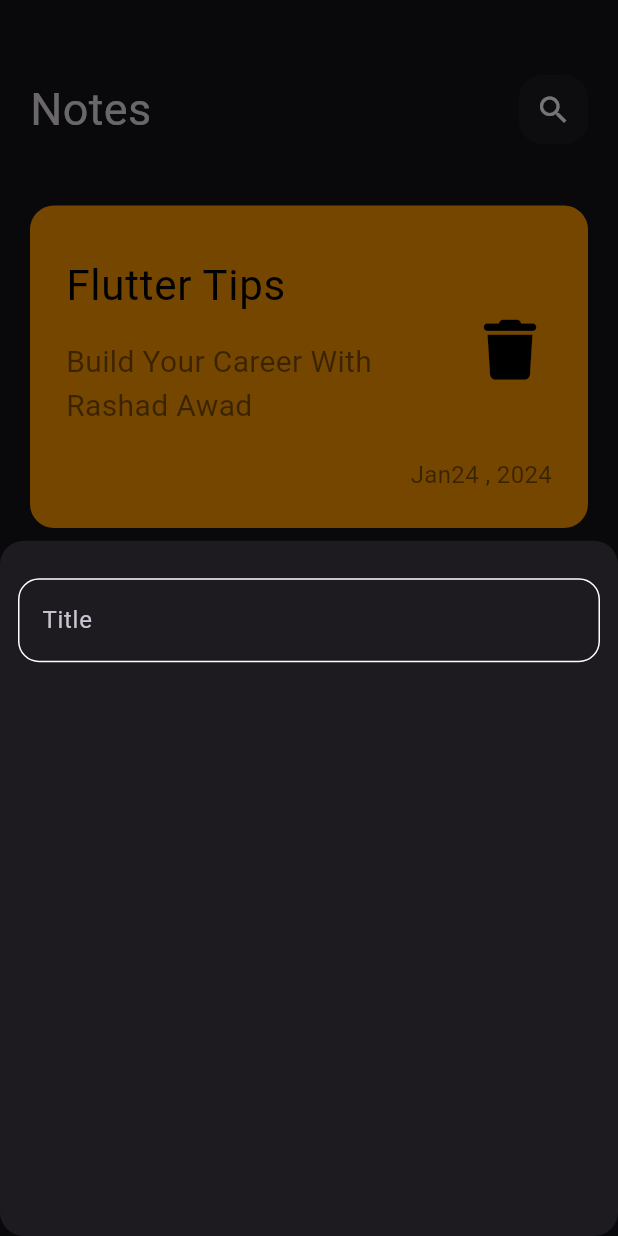
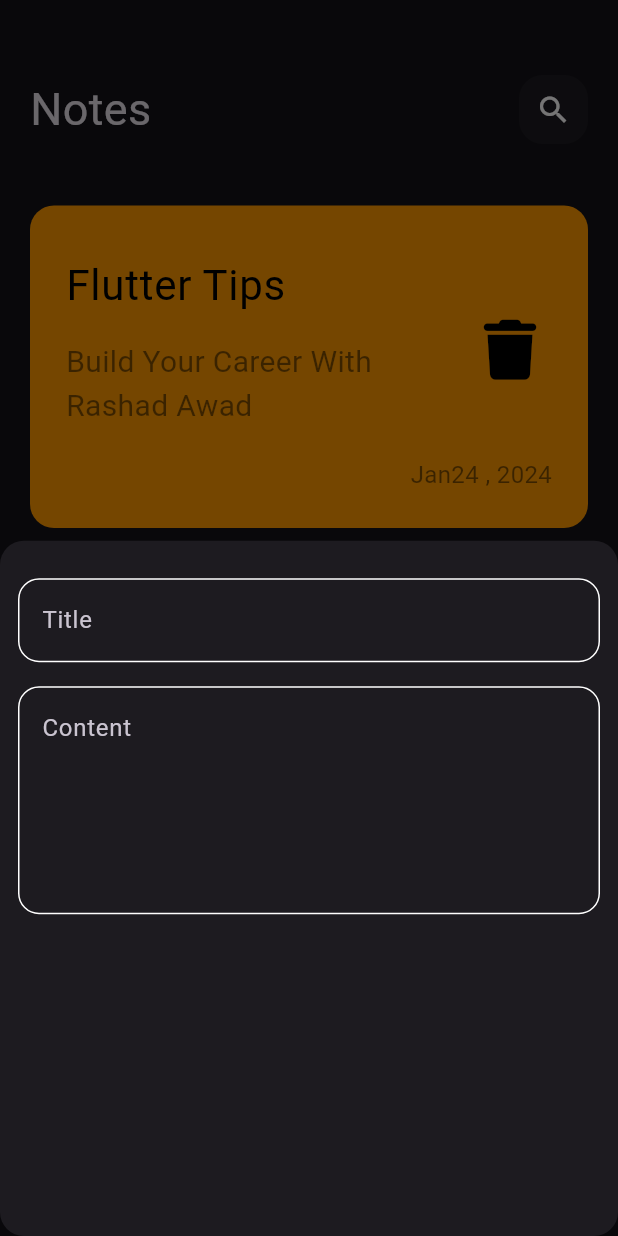
Before and after one commit to RashadAwad14/notes_app, a Flutter app: the screen it shows after launch, after a tap on the "add" icon, on a phone screen of 412 x 824 dp. Run offline on Flutter 3.47's test engine with Material 3 defaults, Android fonts, the phone set to English and light mode, and no system bars; our stand-ins replace font_awesome_flutter, google_fonts; Roboto replaces fonts that are missing (Acme).

Commit message:
add fields to bottom sheet

```diff
--- a/lib/components/add_note_button_sheet.dart
+++ b/lib/components/add_note_button_sheet.dart
@@ -6,14 +6,23 @@ class AddNoteButtonSheet extends StatelessWidget {
 
   @override
   Widget build(BuildContext context) {
-    return Padding(
-      padding: const EdgeInsets.symmetric(horizontal: 12),
-      child: const Column(
+    return const Padding(
+      padding: EdgeInsets.symmetric(horizontal: 12),
+      child: Column(
         children: [
           SizedBox(
             height: 25,
           ),
-          CustomTextField(),
+          CustomTextField(
+            hint: 'Title',
+          ),
+          SizedBox(
+            height: 16,
+          ),
+          CustomTextField(
+            hint: 'Content',
+            maxLines: 5,
+          ),
         ],
       ),
     );
--- a/lib/components/custom_text_field.dart
+++ b/lib/components/custom_text_field.dart
@@ -2,14 +2,17 @@ import 'package:flutter/material.dart';
 import 'package:notes_app/constants.dart';
 
 class CustomTextField extends StatelessWidget {
-  const CustomTextField({super.key});
+  const CustomTextField({super.key, required this.hint,  this.maxLines = 1 });
 
+final String hint;
+final int maxLines;
   @override
   Widget build(BuildContext context) {
     return TextField(
       cursorColor: kPrimaryColor,
+      maxLines: maxLines,
       decoration: InputDecoration(
-        hintText: 'Title',
+        hintText: hint,
         border: buildBorder(),
         enabledBorder: buildBorder(),
         focusedBorder: buildBorder(kPrimaryColor),
```
